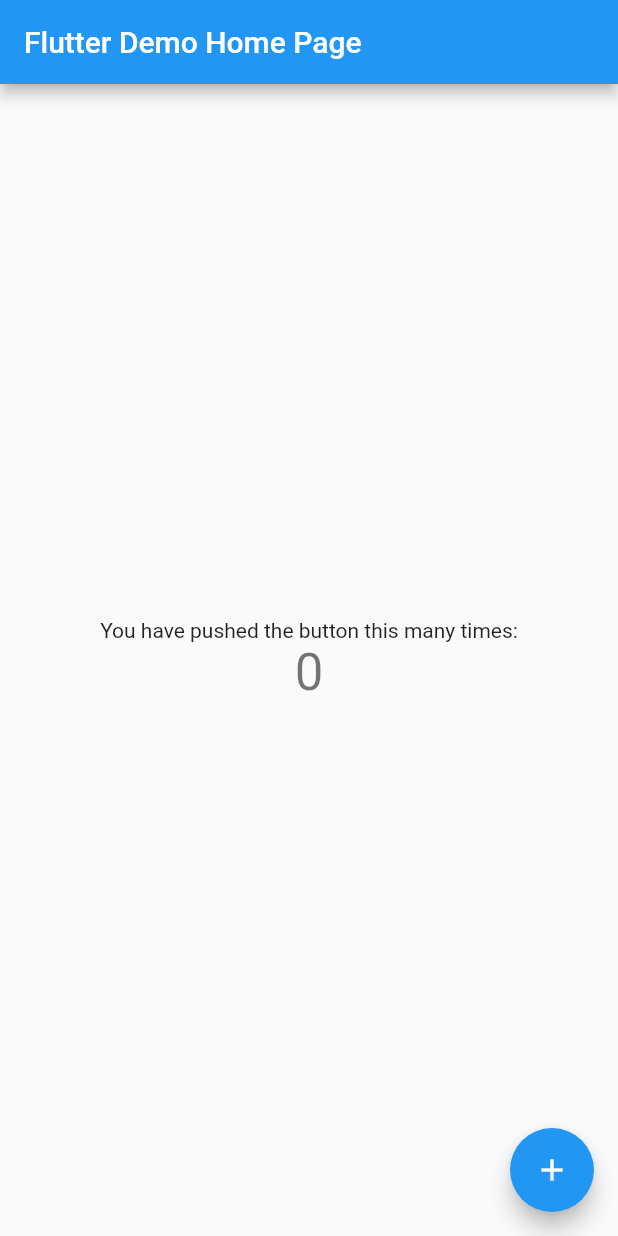
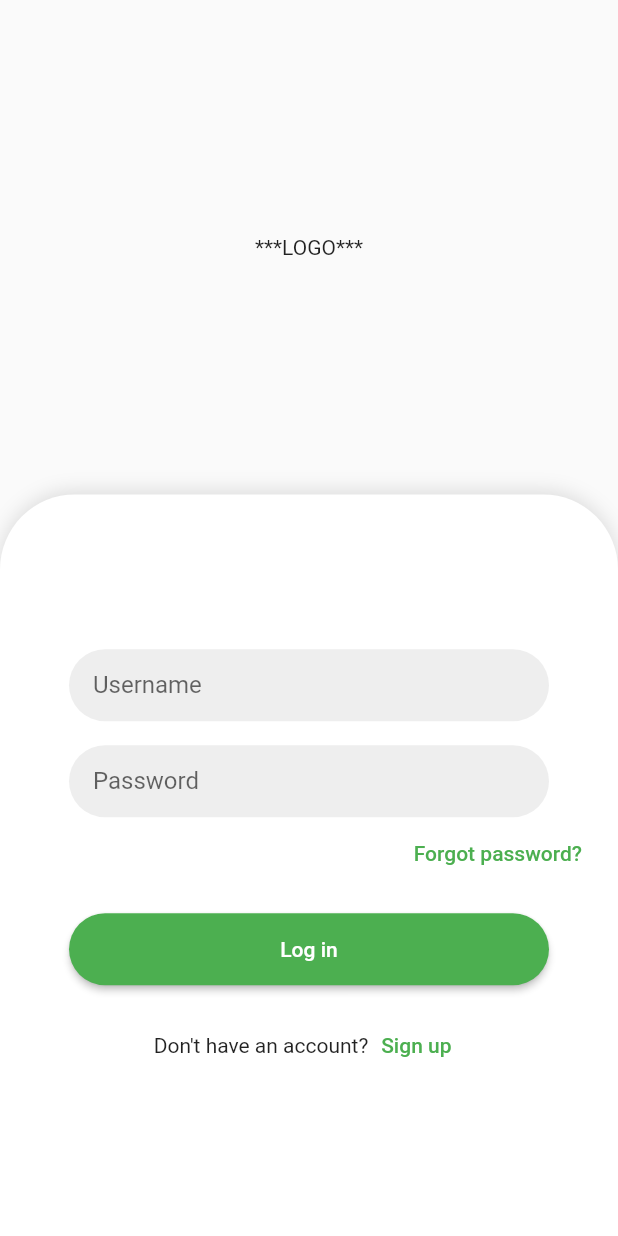
Before and after one commit to HenryCaicedo/Rackity, a Flutter app: the screen it shows after launch, on a phone screen of 412 x 824 dp. Run offline on Flutter 3.47's test engine with Material 2 defaults, Android fonts, the phone set to English and light mode, and no system bars.

Commit message:
Se creó la pantalla de login

```diff
--- a/lib/main.dart
+++ b/lib/main.dart
@@ -1,115 +1,22 @@
 import 'package:flutter/material.dart';
+import 'screens/login_screen.dart';
 
 void main() {
   runApp(const MyApp());
 }
 
 class MyApp extends StatelessWidget {
-  const MyApp({super.key});
+  const MyApp({Key? key}) : super(key: key);
 
-  // This widget is the root of your application.
   @override
   Widget build(BuildContext context) {
     return MaterialApp(
-      title: 'Flutter Demo',
+      debugShowCheckedModeBanner: false,
+      title: 'Rackity',
       theme: ThemeData(
-        // This is the theme of your application.
-        //
-        // Try running your application with "flutter run". You'll see the
-        // application has a blue toolbar. Then, without quitting the app, try
-        // changing the primarySwatch below to Colors.green and then invoke
-        // "hot reload" (press "r" in the console where you ran "flutter run",
-        // or simply save your changes to "hot reload" in a Flutter IDE).
-        // Notice that the counter didn't reset back to zero; the application
-        // is not restarted.
-        primarySwatch: Colors.blue,
+        primarySwatch: Colors.green, // Set the primary color to green
       ),
-      home: const MyHomePage(title: 'Flutter Demo Home Page'),
+      home: const LoginScreen(),
     );
   }
 }
-
-class MyHomePage extends StatefulWidget {
-  const MyHomePage({super.key, required this.title});
-
-  // This widget is the home page of your application. It is stateful, meaning
-  // that it has a State object (defined below) that contains fields that affect
-  // how it looks.
-
-  // This class is the configuration for the state. It holds the values (in this
-  // case the title) provided by the parent (in this case the App widget) and
-  // used by the build method of the State. Fields in a Widget subclass are
-  // always marked "final".
-
-  final String title;
-
-  @override
-  State<MyHomePage> createState() => _MyHomePageState();
-}
-
-class _MyHomePageState extends State<MyHomePage> {
-  int _counter = 0;
-
-  void _incrementCounter() {
-    setState(() {
-      // This call to setState tells the Flutter framework that something has
-      // changed in this State, which causes it to rerun the build method below
-      // so that the display can reflect the updated values. If we changed
-      // _counter without calling setState(), then the build method would not be
-      // called again, and so nothing would appear to happen.
-      _counter++;
-    });
-  }
-
-  @override
-  Widget build(BuildContext context) {
-    // This method is rerun every time setState is called, for instance as done
-    // by the _incrementCounter method above.
-    //
-    // The Flutter framework has been optimized to make rerunning build methods
-    // fast, so that you can just rebuild anything that needs updating rather
-    // than having to individually change instances of widgets.
-    return Scaffold(
-      appBar: AppBar(
-        // Here we take the value from the MyHomePage object that was created by
-        // the App.build method, and use it to set our appbar title.
-        title: Text(widget.title),
-      ),
-      body: Center(
-        // Center is a layout widget. It takes a single child and positions it
-        // in the middle of the parent.
-        child: Column(
-          // Column is also a layout widget. It takes a list of children and
-          // arranges them vertically. By default, it sizes itself to fit its
-          // children horizontally, and tries to be as tall as its parent.
-          //
-          // Invoke "debug painting" (press "p" in the console, choose the
-          // "Toggle Debug Paint" action from the Flutter Inspector in Android
-          // Studio, or the "Toggle Debug Paint" command in Visual Studio Code)
-          // to see the wireframe for each widget.
-          //
-          // Column has various properties to control how it sizes itself and
-          // how it positions its children. Here we use mainAxisAlignment to
-          // center the children vertically; the main axis here is the vertical
-          // axis because Columns are vertical (the cross axis would be
-          // horizontal).
-          mainAxisAlignment: MainAxisAlignment.center,
-          children: <Widget>[
-            const Text(
-              'You have pushed the button this many times:',
-            ),
-            Text(
-              '$_counter',
-              style: Theme.of(context).textTheme.headlineMedium,
-            ),
-          ],
-        ),
-      ),
-      floatingActionButton: FloatingActionButton(
-        onPressed: _incrementCounter,
-        tooltip: 'Increment',
-        child: const Icon(Icons.add),
-      ), // This trailing comma makes auto-formatting nicer for build methods.
-    );
-  }
-}
--- /dev/null
+++ b/lib/screens/login_screen.dart
@@ -0,0 +1,121 @@
+import 'package:flutter/material.dart';
+
+class LoginScreen extends StatelessWidget {
+  const LoginScreen({Key? key}) : super(key: key);
+
+  @override
+  Widget build(BuildContext context) {
+    double screenHeight = MediaQuery.of(context).size.height;
+    double cardHeight = screenHeight * 0.6;
+    double boxWidth = 320.0;
+    double borderRadius = 50.0;
+    double boxHeight = 48.0; // Define the box height here
+
+    return Scaffold(
+      body: Column(
+        mainAxisAlignment: MainAxisAlignment.spaceBetween,
+        children: [
+          const Expanded(
+            child: Center(
+              child: Text('***LOGO***'),
+            ),
+          ),
+          Container(
+            height: cardHeight,
+            width: double.infinity,
+            decoration: const BoxDecoration(
+              color: Colors.white,
+              borderRadius: BorderRadius.only(
+                topLeft: Radius.circular(50.0),
+                topRight: Radius.circular(50.0),
+              ),
+              boxShadow: [
+                BoxShadow(
+                  color: Colors.black12,
+                  blurRadius: 10.0,
+                  offset: Offset(0, -2),
+                ),
+              ],
+            ),
+            child: Padding(
+              padding: const EdgeInsets.all(16.0),
+              child: Column(
+                mainAxisAlignment: MainAxisAlignment.center,
+                children: [
+                  Container(
+                    decoration: BoxDecoration(
+                      borderRadius: BorderRadius.circular(borderRadius),
+                      color: Colors.grey[200],
+                    ),
+                    width: boxWidth,
+                    height: boxHeight, // Use the box height here
+                    child: TextField(
+                      decoration: InputDecoration(
+                        hintText: 'Username',
+                        border: InputBorder.none,
+                        contentPadding: const EdgeInsets.symmetric(
+                            horizontal: 16.0, vertical: 14.0),
+                      ),
+                    ),
+                  ),
+                  const SizedBox(height: 16.0),
+                  Container(
+                    decoration: BoxDecoration(
+                      borderRadius: BorderRadius.circular(borderRadius),
+                      color: Colors.grey[200],
+                    ),
+                    width: boxWidth,
+                    height: boxHeight, // Use the box height here
+                    child: TextField(
+                      obscureText: true,
+                      decoration: InputDecoration(
+                        hintText: 'Password',
+                        border: InputBorder.none,
+                        contentPadding: const EdgeInsets.symmetric(
+                            horizontal: 16.0, vertical: 14.0),
+                      ),
+                    ),
+                  ),
+                  Row(
+                    mainAxisAlignment: MainAxisAlignment.end,
+                    children: [
+                      TextButton(
+                        onPressed: () {},
+                        child: const Text('Forgot password?'),
+                      ),
+                    ],
+                  ),
+                  const SizedBox(height: 16.0),
+                  Container(
+                    width: boxWidth,
+                    height: boxHeight, // Use the box height here
+                    child: ElevatedButton(
+                      onPressed: () {},
+                      style: ElevatedButton.styleFrom(
+                        shape: RoundedRectangleBorder(
+                          borderRadius: BorderRadius.circular(borderRadius),
+                        ),
+                      ),
+                      child: const Text('Log in'),
+                    ),
+                  ),
+                  const SizedBox(height: 16.0),
+                  Row(
+                    mainAxisAlignment: MainAxisAlignment.center,
+                    children: [
+                      const Text('Don\'t have an account?'),
+                      TextButton(
+                        onPressed: () {},
+                        child: const Text('Sign up'),
+                      ),
+                    ],
+                  ),
+                ],
+              ),
+            ),
+          ),
+        ],
+      ),
+    );
+  }
+}
```
